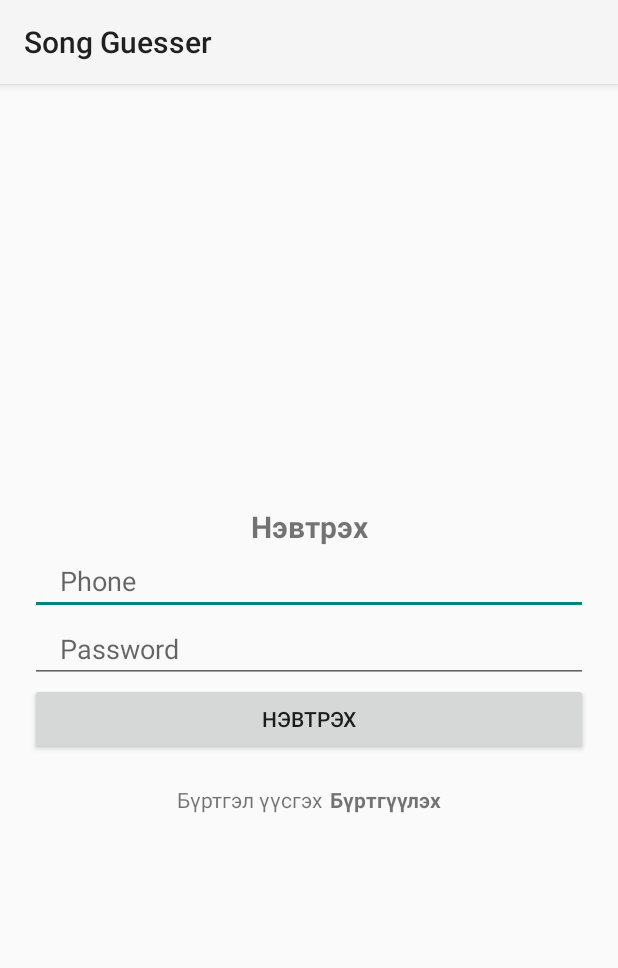
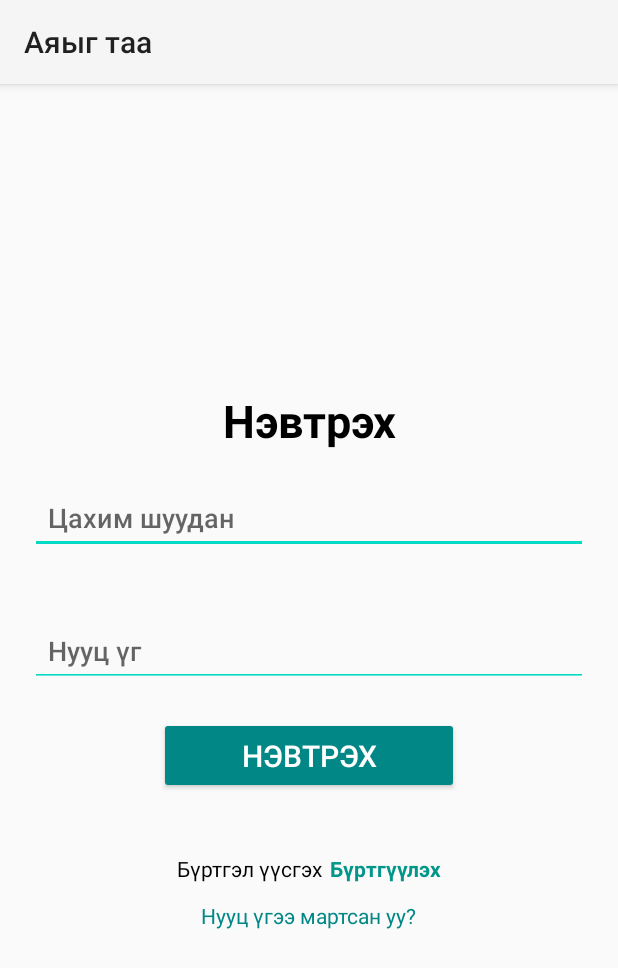
Before and after one commit to SodbilegTugsbayr/MusicGuess, an Android app: the screen it shows after launch (Login), after a tap on "НЭВТРЭХ", on a phone screen of 412 x 824 dp. Shown: the top 968 px of the screen. Run offline under Robolectric (Android 15) with nearby library versions, the phone set to English and light mode, and no system bars; our stand-ins replace Firebase (no records; nobody signed in at launch, a user with empty details on screens opened directly).

Commit message:
feat: fixed login

```diff
--- a/app/build.gradle.kts
+++ b/app/build.gradle.kts
@@ -33,6 +33,7 @@ android {
 }
 
 dependencies {
+    implementation("com.google.firebase:firebase-auth:22.1.0")
 
     implementation(platform("com.google.firebase:firebase-bom:33.5.1"))
     implementation("com.google.firebase:firebase-analytics")
--- a/app/src/main/java/com/example/assignment/GameActivity.java
+++ b/app/src/main/java/com/example/assignment/GameActivity.java
@@ -177,8 +177,8 @@ public class GameActivity extends AppCompatActivity {
     // Method to navigate to the EndGameActivity after the game ends
     private void navigateToEndGameActivity() {
         Intent intent = new Intent(GameActivity.this, EndGameActivity.class);  // Specify the EndGameActivity
-        intent.putExtra("finalScore", score);  // Pass the score to the new activity (optional)
+        intent.putExtra("finalScore", score);
         startActivity(intent);
-        finish();  // Finish the current activity so the user can't go back to the game
+        finish();
     }
 }
--- a/app/src/main/java/com/example/assignment/Login.java
+++ b/app/src/main/java/com/example/assignment/Login.java
@@ -1,14 +1,16 @@
 package com.example.assignment;
 
-import androidx.annotation.NonNull;
-import androidx.appcompat.app.AppCompatActivity;
 import android.content.Intent;
 import android.os.Bundle;
 import android.view.View;
+import android.widget.Button;
 import android.widget.EditText;
 import android.widget.TextView;
-import android.widget.Button;
 import android.widget.Toast;
+import androidx.annotation.NonNull;
+import androidx.appcompat.app.AppCompatActivity;
+import com.google.firebase.auth.FirebaseAuth;
+import com.google.firebase.auth.FirebaseUser;
 import com.google.firebase.database.DataSnapshot;
 import com.google.firebase.database.DatabaseError;
 import com.google.firebase.database.DatabaseReference;
@@ -16,53 +18,87 @@ import com.google.firebase.database.FirebaseDatabase;
 import com.google.firebase.database.ValueEventListener;
 
 public class Login extends AppCompatActivity {
-    DatabaseReference databaseReference = FirebaseDatabase.getInstance().getReferenceFromUrl("https://assignment-de2ff-default-rtdb.firebaseio.com/");
+    FirebaseAuth mAuth;
+    DatabaseReference databaseReference;
 
     @Override
     protected void onCreate(Bundle savedInstanceState) {
         super.onCreate(savedInstanceState);
         setContentView(R.layout.activity_login);
-        final EditText mobile = findViewById(R.id.mobile);
+
+        // Initialize Firebase Auth and Database Reference
+        mAuth = FirebaseAuth.getInstance();
+        databaseReference = FirebaseDatabase.getInstance().getReference("users");
+
+        final EditText email = findViewById(R.id.email);
         final EditText password = findViewById(R.id.password);
         final Button loginBtn = findViewById(R.id.loginBtn);
-        final TextView registerNowBtn= findViewById(R.id.registerNowBtn);
-        loginBtn.setOnClickListener(new View.OnClickListener(){
+        final TextView registerNowBtn = findViewById(R.id.registerNowBtn);
+        final TextView forgotPasswordLink = findViewById(R.id.forgotPasswordLink);
+
+        loginBtn.setOnClickListener(new View.OnClickListener() {
             @Override
-            public void onClick(View v){
-                final String phoneTxt = mobile.getText().toString();
-                final String passwordTxt=password.getText().toString();
-                if(phoneTxt.isEmpty() || passwordTxt.isEmpty()){
-                    Toast.makeText(Login.this, "Please enter your mobile and password", Toast.LENGTH_SHORT).show();
-                }
-                else{
-                    databaseReference.child("users").addListenerForSingleValueEvent(new ValueEventListener() {
-                        @Override
-                        public void onDataChange(@NonNull DataSnapshot snapshot) {
-                            if(snapshot.hasChild(phoneTxt)){
-                                final String getPassword = snapshot.child(phoneTxt).child("password").getValue(String.class);
-                                if(getPassword.equals(passwordTxt)){
-                                    Toast.makeText(Login.this, "Success fully login in", Toast.LENGTH_SHORT).show();
-                                    startActivity(new Intent(Login.this, MainActivity.class));
-                                    finish();
-                                }else {
-                                    Toast.makeText(Login.this, "Wrong password", Toast.LENGTH_SHORT).show();
+            public void onClick(View v) {
+                String emailTxt = email.getText().toString();
+                String passwordTxt = password.getText().toString();
+
+                if (emailTxt.isEmpty() || passwordTxt.isEmpty()) {
+                    Toast.makeText(Login.this, "Please fill all fields", Toast.LENGTH_SHORT).show();
+                } else {
+                    // Sign in with Firebase Authentication
+                    mAuth.signInWithEmailAndPassword(emailTxt, passwordTxt)
+                            .addOnCompleteListener(Login.this, task -> {
+                                if (task.isSuccessful()) {
+                                    FirebaseUser firebaseUser = mAuth.getCurrentUser();
+                                    if (firebaseUser != null) {
+                                        String userId = firebaseUser.getUid();
+                                        fetchUserRole(userId);
+                                    }
+                                } else {
+                                    Toast.makeText(Login.this, "Login failed: " + task.getException().getMessage(), Toast.LENGTH_SHORT).show();
                                 }
-                            }else{
-                                Toast.makeText(Login.this, "Wrong password", Toast.LENGTH_SHORT).show();
-                            }
-                        }
-                        @Override
-                        public void onCancelled(@NonNull DatabaseError error) {
-                        }
-                    });
+                            });
                 }
             }
         });
-        registerNowBtn.setOnClickListener(new View.OnClickListener() {
+
+        registerNowBtn.setOnClickListener(v -> {
+            startActivity(new Intent(Login.this, Register.class));
+            finish();
+        });
+
+        forgotPasswordLink.setOnClickListener(v -> {
+            startActivity(new Intent(Login.this, ResetPasswordActivity.class));
+        });
+    }
+
+    private void fetchUserRole(String userId) {
+        databaseReference.child(userId).child("role").addListenerForSingleValueEvent(new ValueEventListener() {
             @Override
-            public void onClick(View v) {
-                startActivity(new Intent(Login.this, Register.class));
-                finish();
+            public void onDataChange(@NonNull DataSnapshot snapshot) {
+                if (snapshot.exists()) {
+                    String role = snapshot.getValue(String.class);
+                    Toast.makeText(Login.this, "Welcome, your role is: " + role, Toast.LENGTH_SHORT).show();
+
+                    // Navigate based on role
+                    if ("admin".equals(role)) {
+                        startActivity(new Intent(Login.this, AdminActivity.class));
+                    } else if ("user".equals(role)) {
+                        Intent intent = new Intent(Login.this, MainActivity.class);
+                        intent.putExtra("uid", userId);
+                        startActivity(intent);
+                    } else {
+                        Toast.makeText(Login.this, "Role not recognized", Toast.LENGTH_SHORT).show();
+                    }
+                    finish();
+                } else {
+                    Toast.makeText(Login.this, "Role not found", Toast.LENGTH_SHORT).show();
+                }
+            }
+
+            @Override
+            public void onCancelled(@NonNull DatabaseError error) {
+                Toast.makeText(Login.this, "Failed to fetch role: " + error.getMessage(), Toast.LENGTH_SHORT).show();
             }
         });
     }
--- a/app/src/main/java/com/example/assignment/MainActivity.java
+++ b/app/src/main/java/com/example/assignment/MainActivity.java
@@ -29,7 +29,8 @@ public class MainActivity extends AppCompatActivity {
         btnExit.setOnClickListener(new View.OnClickListener() {
             @Override
             public void onClick(View v) {
-                finish();
+                Intent intent = new Intent(MainActivity.this, Login.class);
+                startActivity(intent);
             }
         });
     }
--- a/app/src/main/res/layout/activity_login.xml
+++ b/app/src/main/res/layout/activity_login.xml
@@ -12,39 +12,47 @@
         android:layout_height="wrap_content"
         android:text="Нэвтрэх"
         android:textStyle="bold"
-        android:textSize="20dp"
-        android:gravity="center"/>
+        android:textSize="30dp"
+        android:gravity="center"
+        android:textColor="@color/black"/>
     <EditText
         android:layout_width="match_parent"
         android:layout_height="wrap_content"
-        android:inputType="phone"
-        android:id="@+id/mobile"
-        android:hint="Phone"
+        android:inputType="textEmailAddress"
+        android:id="@+id/email"
+        android:hint="Цахим шуудан"
         android:maxLines="1"
-        android:layout_marginStart="20dp"
-        android:layout_marginEnd="20dp"
-        android:paddingStart="20dp"
-        android:paddingEnd="20dp"
+        android:layout_margin="20dp"
+        android:padding="12dp"
+        android:backgroundTint="@color/teal_200"
+        android:textColor="@color/black"
+        android:fontFamily="sans-serif-medium"
         />
     <EditText
         android:layout_width="match_parent"
         android:layout_height="wrap_content"
         android:inputType="textPassword"
         android:id="@+id/password"
-        android:hint="Password"
+        android:hint="Нууц үг"
         android:maxLines="1"
-        android:layout_marginStart="20dp"
-        android:layout_marginEnd="20dp"
-        android:paddingStart="20dp"
-        android:paddingEnd="20dp"
+        android:layout_margin="20dp"
+        android:padding="12dp"
+        android:backgroundTint="@color/teal_200"
+        android:textColor="@color/black"
+        android:fontFamily="sans-serif-medium"
         />
-    <androidx.appcompat.widget.AppCompatButton
+    <Button
         android:id="@+id/loginBtn"
+        android:layout_width="200dp"
+        android:layout_height="wrap_content"
         android:text="Нэвтрэх"
-        android:layout_width="match_parent"
-        android:layout_height="wrap_content"
-        android:layout_marginEnd="20dp"
-        android:layout_marginStart="20dp"/>
+        android:textSize="20sp"
+        android:layout_marginBottom="20dp"
+        android:backgroundTint="@color/teal_700"
+        android:textColor="@color/white"
+        android:padding="12dp"
+        android:elevation="4dp"
+        android:fontFamily="sans-serif-medium"/>
     <LinearLayout
         android:layout_width="wrap_content"
         android:layout_height="wrap_content"
@@ -54,13 +62,22 @@
         <TextView
             android:layout_width="wrap_content"
             android:layout_height="wrap_content"
-            android:text="Бүртгэл үүсгэх"/>
+            android:text="Бүртгэл үүсгэх"
+            android:textColor="@color/black"/>
         <TextView
             android:layout_marginStart="5dp"
             android:id="@+id/registerNowBtn"
             android:layout_width="wrap_content"
             android:layout_height="wrap_content"
             android:text="Бүртгүүлэх"
+            android:textColor="@color/teal_500"
             android:textStyle="bold"/>
     </LinearLayout>
+    <TextView
+        android:id="@+id/forgotPasswordLink"
+        android:layout_width="wrap_content"
+        android:layout_height="wrap_content"
+        android:text="Нууц үгээ мартсан уу?"
+        android:textColor="@color/teal_700"
+        android:layout_marginTop="12dp"/>
 </LinearLayout>
--- a/app/src/main/res/layout/menu.xml
+++ b/app/src/main/res/layout/menu.xml
@@ -14,7 +14,7 @@
         android:layout_centerHorizontal="true"
         android:layout_marginBottom="50dp"
         android:text="Дууны тоо"
-        android:textSize="20dp"
+        android:textSize="30dp"
         android:textColor="@color/black"/>
 
     <Button
--- a/app/src/main/res/values/strings.xml
+++ b/app/src/main/res/values/strings.xml
@@ -1,5 +1,5 @@
 <resources>
-    <string name="app_name">Song Guesser</string>
+    <string name="app_name">Аяыг таа</string>
     <string-array name="song_names">
         <item>aduutainamar</item>
         <item>agorahills</item>
```
Also changed, not shown: app/src/main/AndroidManifest.xml (+13 -0 lines), app/src/main/java/com/example/assignment/AdminActivity.java (added, +92 -0 lines), app/src/main/java/com/example/assignment/Register.java (+35 -29 lines), app/src/main/java/com/example/assignment/ResetPasswordActivity.java (added, +49 -0 lines), app/src/main/java/com/example/assignment/SongAdapter.java (added, +50 -0 lines), app/src/main/java/com/example/assignment/User.java (added, +25 -0 lines), app/src/main/java/com/example/assignment/UserAdapter.java (added, +53 -0 lines), app/src/main/res/layout/activity_register.xml (+47 -33 lines), app/src/main/res/layout/activity_reset_password.xml (added, +33 -0 lines), app/src/main/res/layout/admin_page.xml (added, +44 -0 lines).
